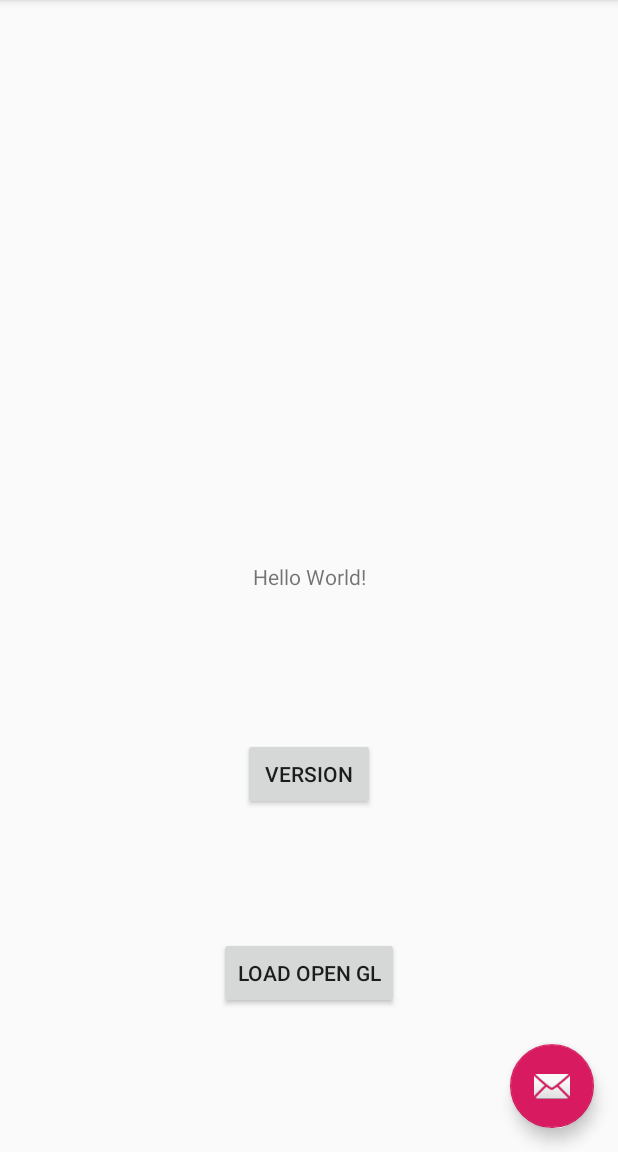
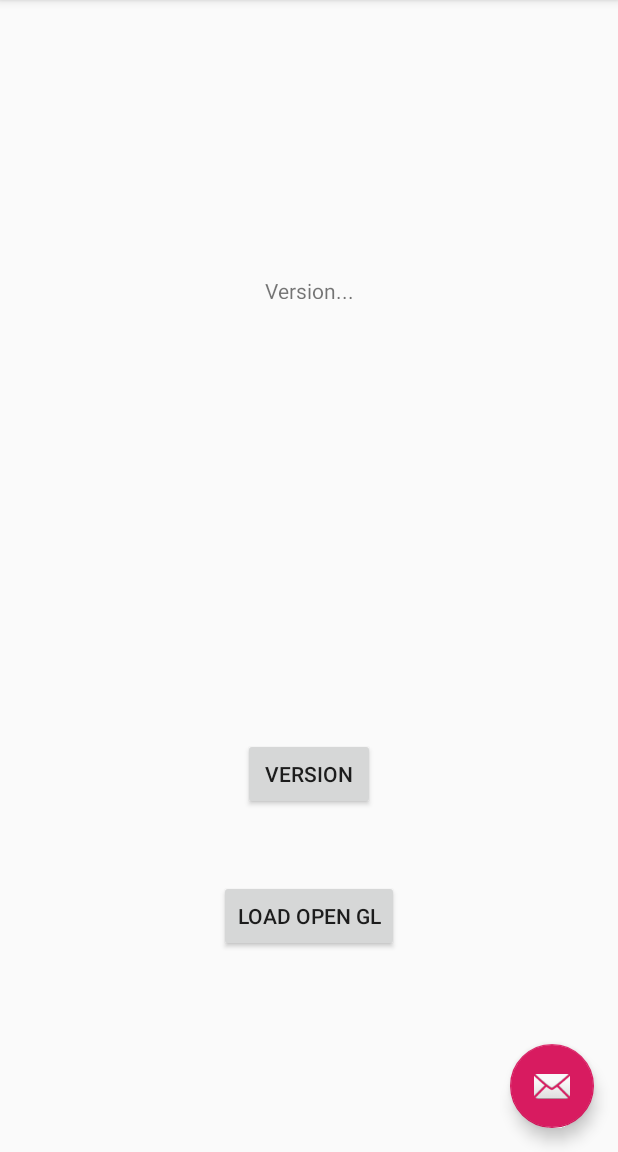
Before and after one commit to MaksimG69/testApp, an Android app: the screen it shows after launch (MainActivity), on a phone screen of 412 x 824 dp, the part 84-1236 px from its top. Run offline under Robolectric (Android 15) with nearby library versions, the phone set to English and light mode, and no system bars.

Commit message:
Fix TextView

```diff
--- a/app/src/main/java/com/example/a3dtestapplication/MainActivity.java
+++ b/app/src/main/java/com/example/a3dtestapplication/MainActivity.java
@@ -1,7 +1,6 @@
 package com.example.a3dtestapplication;
 
 import android.content.Intent;
-import android.content.res.Resources;
 import android.os.Bundle;
 
 import com.google.android.material.floatingactionbutton.FloatingActionButton;
@@ -21,9 +20,11 @@ import android.widget.TextView;
 
 public class MainActivity extends AppCompatActivity {
 	private TextView softwareVersionTextView;
-	private String versionsNumber = "Bla";
+	private String versionsNumber = "";
 	private Handler handler;
 	private Boolean hasChanged = false;
+	final private String VERSION_STRING = "Version";
+	final private int VERSIONS_CHANGE = 101;
 	@Override
 	protected void onCreate(Bundle savedInstanceState) {
 		super.onCreate(savedInstanceState);
@@ -39,15 +40,16 @@ public class MainActivity extends AppCompatActivity {
 //
 //		}
 		softwareVersionTextView = findViewById(R.id.SoftwareVersion);
+		softwareVersionTextView.setText(String.format("%s...", VERSION_STRING));
 		Button SWVersionButton = findViewById(R.id.VersionShit);
-		String nameForVersionButton = "Version";
+		String nameForVersionButton = VERSION_STRING;
 		SWVersionButton.setText(nameForVersionButton);
 		SWVersionButton.setOnClickListener(v -> {
 			try {
 				hasChanged = true;
 				versionsNumber = TSSMBTSensor.getInstance().getSoftwareVersion();
-				handler.sendEmptyMessage(0);
-				System.out.println("versionsNumber");
+				handler.sendEmptyMessage(VERSIONS_CHANGE);
+//				System.out.println("versionsNumber");
 				Log.println(Log.DEBUG, "Main", "Versions number is : " + versionsNumber);
 			} catch (Exception e){
 				Log.println(Log.ERROR, "Main", "Cant get software version" + e.toString());
@@ -117,8 +119,8 @@ public class MainActivity extends AppCompatActivity {
 	Handler.Callback callback = new Handler.Callback() {
 		@Override
 		public boolean handleMessage(@NonNull Message msg) {
-			if(msg.what == 0)
-				softwareVersionTextView.setText(versionsNumber);
+			if(msg.what == VERSIONS_CHANGE)
+				softwareVersionTextView.setText(String.format("%s: %s", VERSION_STRING, versionsNumber));
 			return true;
 		}
 	};
--- a/app/src/main/res/layout/content_main.xml
+++ b/app/src/main/res/layout/content_main.xml
@@ -10,6 +10,7 @@
 
     <TextView
         android:id="@+id/textView"
+        android:visibility="invisible"
         android:layout_width="wrap_content"
         android:layout_height="wrap_content"
         android:text="Hello World!"
@@ -20,8 +21,8 @@
 
     <TextView
         android:id="@+id/SoftwareVersion"
-        android:layout_width="87dp"
-        android:layout_height="0dp"
+        android:layout_width="wrap_content"
+        android:layout_height="15dp"
         android:layout_marginTop="146dp"
         android:layout_marginBottom="350dp"
         app:layout_constraintBottom_toTopOf="@+id/toOpenGLActivity"
```
